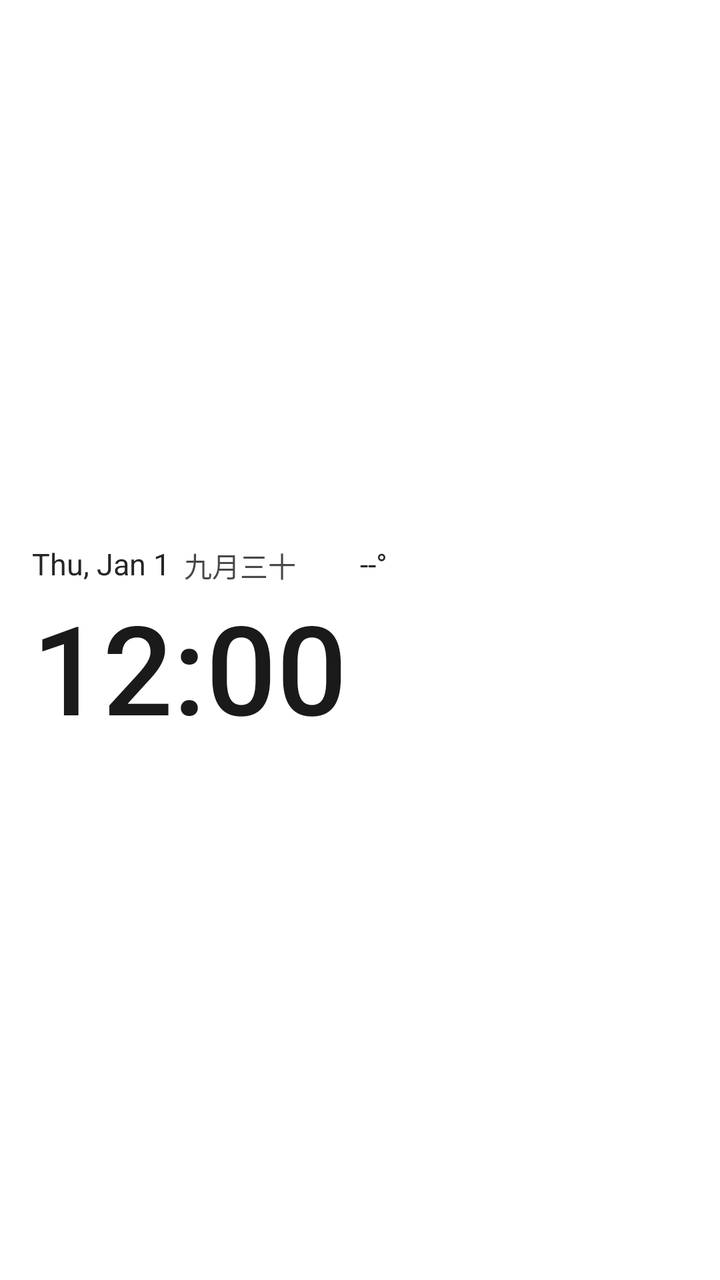
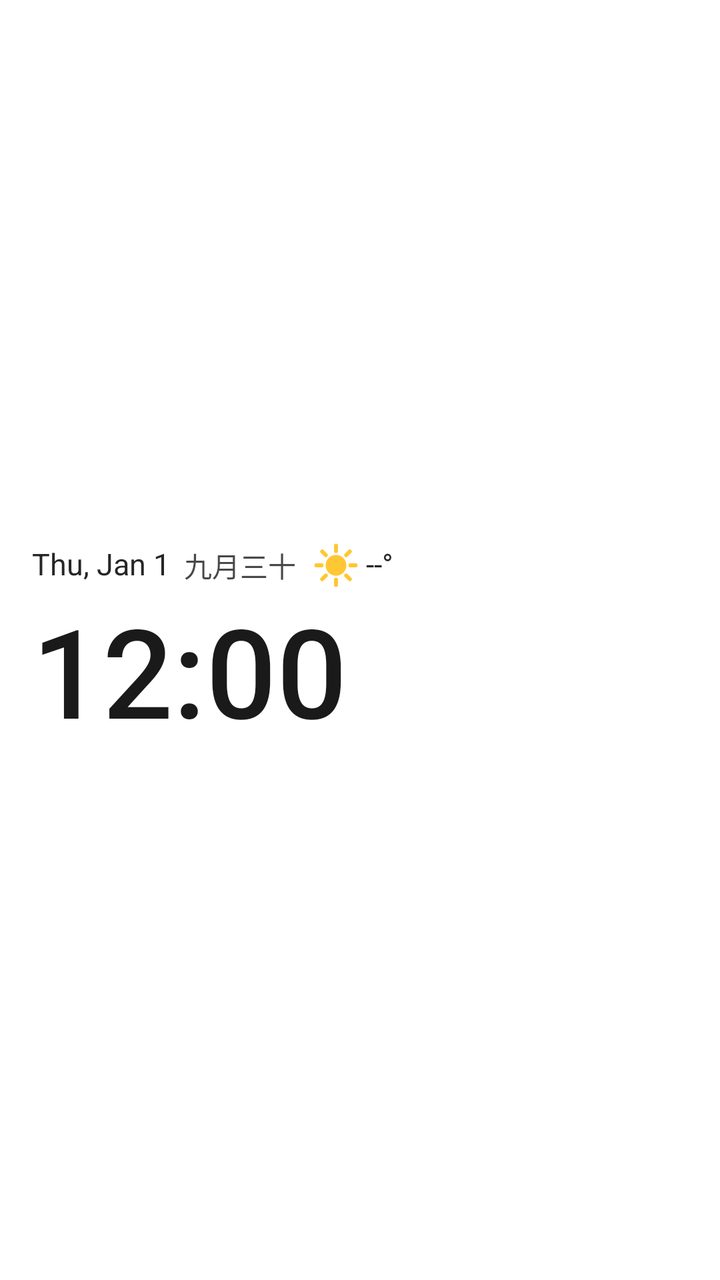

Before-and-after screenshots of an Android layout around one commit, followed by the original layout XML and the change that was made.
<!-- AndroidManifest.xml: fallback theme Theme.MaterialComponents.DayNight.NoActionBar -->
<!-- res/layout/ww_black_medium.xml -->
<?xml version="1.0" encoding="utf-8"?>
<LinearLayout xmlns:android="http://schemas.android.com/apk/res/android"
    android:id="@+id/ww_root"
    android:layout_width="match_parent"
    android:layout_height="match_parent"
    android:orientation="vertical"
    android:gravity="center_vertical|start"
    android:paddingStart="16dp"
    android:paddingEnd="16dp">

    <LinearLayout
        android:id="@+id/ww_date_touch"
        android:layout_width="match_parent"
        android:layout_height="wrap_content"
        android:orientation="horizontal"
        android:gravity="center_vertical"
        android:paddingTop="7dp"
        android:paddingBottom="3dp">

        <TextClock
            android:id="@+id/ww_date"
            android:layout_width="wrap_content"
            android:layout_height="wrap_content"
            android:fontFamily="sans-serif"
            android:format24Hour="@string/date_format_compact"
            android:format12Hour="@string/date_format_compact"
            android:includeFontPadding="false"
            android:shadowColor="#4DFFFFFF"
            android:shadowDx="0"
            android:shadowDy="1"
            android:shadowRadius="3"
            android:textColor="#F21A1A1A"
            android:textSize="15sp" />

        <TextView
            android:id="@+id/ww_lunar"
            android:layout_width="wrap_content"
            android:layout_height="wrap_content"
            android:layout_marginStart="7dp"
            android:fontFamily="sans-serif"
            android:includeFontPadding="false"
            android:shadowColor="#4DFFFFFF"
            android:shadowDx="0"
            android:shadowDy="1"
            android:shadowRadius="3"
            android:textColor="#CC1A1A1A"
            android:textSize="14sp"
            android:text="九月三十" />

        <LinearLayout
            android:id="@+id/ww_weather_touch"
            android:layout_width="wrap_content"
            android:layout_height="wrap_content"
            android:layout_marginStart="8dp"
            android:orientation="horizontal"
            android:gravity="center_vertical"
            android:paddingTop="4dp"
            android:paddingBottom="4dp">

            <ImageView
                android:id="@+id/ww_icon"
                android:layout_width="21dp"
                android:layout_height="21dp"
                android:scaleType="fitCenter"
                android:src="@drawable/ic_wx_clear" />

            <TextView
                android:id="@+id/ww_temp"
                android:layout_width="wrap_content"
                android:layout_height="wrap_content"
                android:layout_marginStart="3dp"
                android:fontFamily="sans-serif"
                android:includeFontPadding="false"
                android:shadowColor="#4DFFFFFF"
                android:shadowDx="0"
                android:shadowDy="1"
                android:shadowRadius="3"
                android:textColor="#F21A1A1A"
                android:textSize="15sp"
                android:text="--°" />
        </LinearLayout>

        <TextView
            android:id="@+id/ww_city"
            android:layout_width="wrap_content"
            android:layout_height="wrap_content"
            android:layout_marginStart="8dp"
            android:ellipsize="end"
            android:fontFamily="sans-serif"
            android:includeFontPadding="false"
            android:maxLines="1"
            android:shadowColor="#4DFFFFFF"
            android:shadowDx="0"
            android:shadowDy="1"
            android:shadowRadius="3"
            android:textColor="#991A1A1A"
            android:textSize="13sp"
            android:visibility="gone" />
    </LinearLayout>

    <FrameLayout
        android:id="@+id/ww_time_touch"
        android:layout_width="match_parent"
        android:layout_height="wrap_content"
        android:paddingTop="0dp"
        android:paddingBottom="6dp">

        <TextClock
            android:id="@+id/ww_time"
            android:layout_width="wrap_content"
            android:layout_height="wrap_content"
            android:fontFamily="sans-serif-medium"
            android:format24Hour="HH:mm"
            android:format12Hour="h:mm"
            android:includeFontPadding="false"
            android:shadowColor="#4DFFFFFF"
            android:shadowDx="0"
            android:shadowDy="1"
            android:shadowRadius="4"
            android:textColor="#FF1A1A1A"
            android:textSize="62sp" />
    </FrameLayout>

</LinearLayout>
<!-- resources referenced by this layout -->
<resources>
  <!-- drawable ic_wx_clear: vector/xml drawable (drawable, 2462 chars, omitted) -->
  <string name="date_format_compact">EEE, MMM d</string>
</resources>

<!-- the commit's change to res/layout/ww_black_medium.xml (unified diff, before → after) -->
@@ -59,10 +59,10 @@
 
             <ImageView
                 android:id="@+id/ww_icon"
-                android:layout_width="21dp"
-                android:layout_height="21dp"
+                android:layout_width="24dp"
+                android:layout_height="24dp"
                 android:scaleType="fitCenter"
-                android:src="@drawable/ic_wx_clear" />
+                android:src="@drawable/ic_wx_sunny" />
 
             <TextView
                 android:id="@+id/ww_temp"
<!-- resource entries referenced after the edit -->
@@ -1,6 +1,15 @@
 <!-- resources referenced by this layout -->
 <resources>
-  <!-- drawable ic_wx_clear: vector/xml drawable (drawable, 2462 chars, omitted) -->
+  <!-- drawable ic_wx_sunny (drawable) -->
+  <?xml version="1.0" encoding="utf-8"?>
+  <vector xmlns:android="http://schemas.android.com/apk/res/android"
+      android:width="24dp"
+      android:height="24dp"
+      android:viewportWidth="24"
+      android:viewportHeight="24">
+      <path android:pathData="M12,6.8a5.2,5.2 0 1,0 0,10.4a5.2,5.2 0 1,0 0,-10.4z" android:fillColor="#FFC733" />
+      <path android:pathData="M12,4.8L12,2.2M12,19.2L12,21.8M4.8,12L2.2,12M19.2,12L21.8,12M6.9,6.9L5.1,5.1M17.1,17.1L18.9,18.9M18.9,5.1L17.1,6.9M5.1,18.9L6.9,17.1" android:fillColor="#00000000" android:strokeColor="#FFC733" android:strokeWidth="2.0" android:strokeLineCap="round" />
+  </vector>
   <string name="date_format_compact">EEE, MMM d</string>
 </resources>
 
